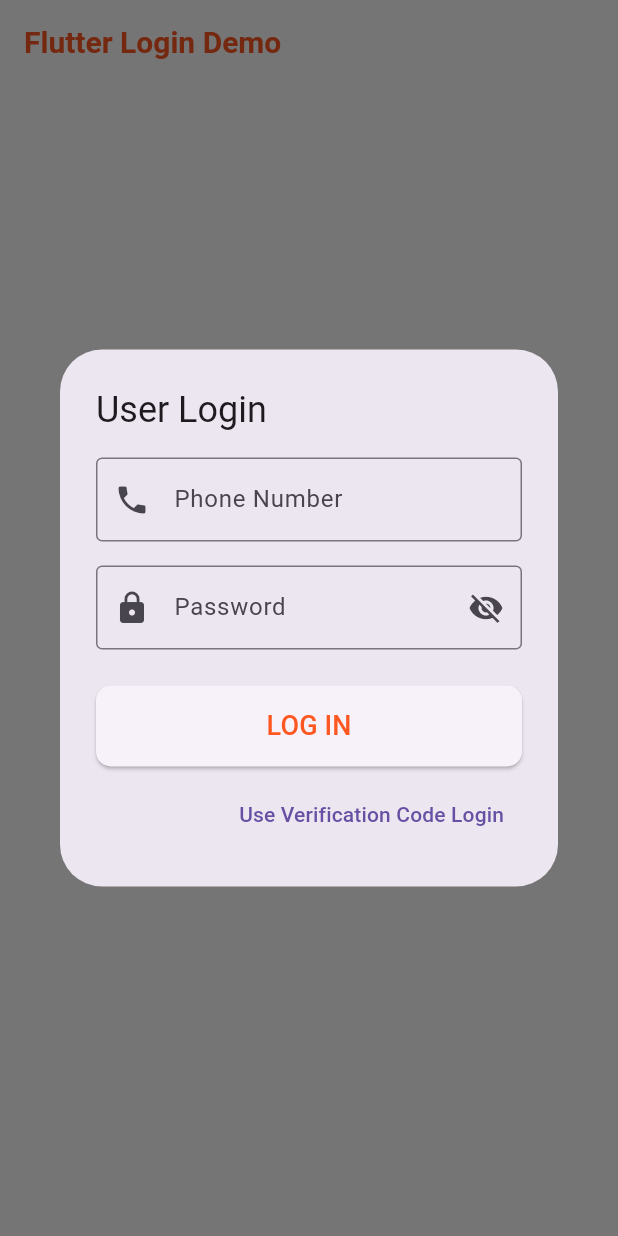
After one commit to veinyyxy/speedfeast, a Flutter app: the HomeScreen screen opened directly, after a tap on "Open Login Dialog", on a phone screen of 412 x 824 dp. The commit adds this screen. Run offline on Flutter 3.47's test engine with Material 3 defaults, Android fonts, the phone set to English and light mode, and no system bars; our stand-ins replace country_picker, device_info_plus, flutter_dotenv, flutter_secure_storage, font_awesome_flutter, intl_phone_field and 3 more; accounts and stored records are empty.

Commit message:
添加登录功能

```diff
--- a/assets/configs/web.json
+++ b/assets/configs/web.json
@@ -1,7 +1,7 @@
 {
   "service":
   {
-    "name": "http://192.168.100.100",
+    "name": "http://192.168.100.103",
     "port": 3000,
     "function":
     {
--- a/lib/Common/service_config.dart
+++ b/lib/Common/service_config.dart
@@ -29,6 +29,10 @@ class ServiceConfig {
     return '$name:$port${function['register']}';
   }
 
+  String getLoginUrl() {
+    return '$name:$port${function['login']}';
+  }
+
   String getImagesRootUrl() {
     return '$name:$port';
   }
@@ -41,4 +45,5 @@ class ServiceConfig {
   String getVerificationCodePath(){return function['sendVerificationCode'];}
   String verifyVerificationCodePath(){return function['verifyVerificationCode'];}
   String getRegisterPath(){return function['register'];}
+  String getLoginPath(){return function['login'];}
 }
--- a/lib/Controller/api_service.dart
+++ b/lib/Controller/api_service.dart
@@ -1,10 +1,7 @@
 // lib/Service/api_service.dart
 import 'dart:convert';
-import 'package:flutter/cupertino.dart';
 import 'package:http/http.dart' as http;
 import 'package:flutter_dotenv/flutter_dotenv.dart'; // 用于获取 HMAC 密钥等
-import 'dart:math';
-import 'package:crypto/crypto.dart';
 import 'package:speedfeast/Security/make_request_header.dart';
 
 // 自定义异常类
--- /dev/null
+++ b/lib/RegisterPage/phone_login_page.dart
@@ -0,0 +1,400 @@
+import 'dart:async';
+import 'package:flutter/material.dart';
+import 'package:provider/provider.dart';
+import '../Controller/service_provider.dart';
+
+// Define the login mode enumeration
+enum LoginMode {
+  password, // Login with password
+  otp, // Login with One-Time Password (Verification Code)
+}
+
+// Function to display the login dialog
+void showLoginDialog(BuildContext context) {
+  showDialog(
+    context: context,
+    builder: (BuildContext context) {
+      return const AlertDialog(
+        // Style is handled externally, so keep it clean here
+        title: Text('User Login'),
+        content: DualModeLoginDialogContent(),
+      );
+    },
+  );
+}
+
+// Core Stateful Widget for the dialog content
+class DualModeLoginDialogContent extends StatefulWidget {
+  const DualModeLoginDialogContent({super.key});
+
+  @override
+  State<DualModeLoginDialogContent> createState() => _DualModeLoginDialogContentState();
+}
+
+class _DualModeLoginDialogContentState extends State<DualModeLoginDialogContent> {
+  // Initial login mode
+  LoginMode _currentMode = LoginMode.password;
+
+  // Text editing controllers
+  final TextEditingController _phoneController = TextEditingController();
+  final TextEditingController _passwordController = TextEditingController();
+  final TextEditingController _otpController = TextEditingController();
+
+  final GlobalKey<FormState> _formKey = GlobalKey<FormState>();
+
+  // State variables
+  bool _isPasswordVisible = false;
+  Timer? _timer;
+  int _countdownSeconds = 60;
+  bool _isSendingOtp = false;
+  bool _isLoggingIn = false;
+  String _errorMessage = '';
+
+  @override
+  void dispose() {
+    _timer?.cancel();
+    _phoneController.dispose();
+    _passwordController.dispose();
+    _otpController.dispose();
+    super.dispose();
+  }
+
+  // Toggle login mode
+  void _toggleLoginMode() {
+    setState(() {
+      _currentMode = _currentMode == LoginMode.password ? LoginMode.otp : LoginMode.password;
+      _errorMessage = ''; // Clear error message on mode switch
+    });
+  }
+
+  // Start countdown timer
+  void _startCountdown() {
+    setState(() {
+      _isSendingOtp = false;
+      _countdownSeconds = 60;
+    });
+
+    _timer = Timer.periodic(const Duration(seconds: 1), (timer) {
+      if (_countdownSeconds == 0) {
+        timer.cancel();
+      } else {
+        setState(() {
+          _countdownSeconds--;
+        });
+      }
+    });
+  }
+
+  // Simulate sending OTP logic
+  void _sendOtp() async {
+    // Prevent sending if countdown is active
+    if (_countdownSeconds > 0 && _countdownSeconds < 60) return;
+
+    if (_formKey.currentState!.validate()) {
+      setState(() {
+        _isSendingOtp = true;
+        _errorMessage = '';
+      });
+
+      // TODO: Replace with actual OTP sending API call
+      await Future.delayed(const Duration(seconds: 2)); // Simulate network delay
+
+      setState(() {
+        _isSendingOtp = false;
+      });
+
+      // Assuming successful sending
+      if (!_isSendingOtp) {
+        _startCountdown();
+      }
+    }
+  }
+
+  void _login() async {
+    if (!_formKey.currentState!.validate()) return;
+
+    setState(() {
+      _isLoggingIn = true;
+      _errorMessage = '';
+    });
+
+    try {
+      bool loginSuccess = false;
+      if (_currentMode == LoginMode.password) {
+        final serviceProvider = context.read<ServiceProvider>();
+        loginSuccess = await serviceProvider.loginUser(
+          cellPhone: _phoneController.text.trim(),
+          password: _passwordController.text,
+        );
+      } else {
+        // TODO: Replace with actual OTP verification API call.
+        await Future.delayed(const Duration(seconds: 2));
+        if (_phoneController.text == '13800000000' && _otpController.text == '654321') {
+          loginSuccess = true;
+        }
+      }
+
+      if (!mounted) return;
+      if (loginSuccess) {
+        Navigator.of(context).pop(true);
+      } else {
+        setState(() {
+          _errorMessage = _currentMode == LoginMode.password
+              ? 'Incorrect phone number or password.'
+              : 'Incorrect phone number or verification code.';
+        });
+      }
+    } catch (e) {
+      if (!mounted) return;
+      setState(() {
+        _errorMessage = 'Login failed. Please try again.';
+      });
+    } finally {
+      if (mounted) {
+        setState(() {
+          _isLoggingIn = false;
+        });
+      }
+    }
+  }
+
+  @override
+  Widget build(BuildContext context) {
+    const double dialogWidth = 300.0;
+
+    return SizedBox(
+      width: dialogWidth,
+      child: Form(
+        key: _formKey,
+        child: Column(
+          mainAxisSize: MainAxisSize.min,
+          children: <Widget>[
+            // 1. Phone Number Input
+            TextFormField(
+              controller: _phoneController,
+              decoration: const InputDecoration(
+                labelText: 'Phone Number',
+                hintText: 'Enter your phone number',
+                prefixIcon: Icon(Icons.phone),
+                border: OutlineInputBorder(),
+              ),
+              keyboardType: TextInputType.phone,
+              validator: (value) {
+                if (value == null || value.isEmpty) {
+                  return 'Phone number cannot be empty.';
+                }
+                if (value.length < 11) {
+                  return 'Please enter a valid phone number.';
+                }
+                return null;
+              },
+            ),
+
+            const SizedBox(height: 16.0),
+
+            // 2. Dynamic Input Field (Password or OTP)
+            if (_currentMode == LoginMode.password)
+            // Password Login Mode
+              TextFormField(
+                controller: _passwordController,
+                obscureText: !_isPasswordVisible,
+                decoration: InputDecoration(
+                  labelText: 'Password',
+                  hintText: 'Enter your password',
+                  prefixIcon: const Icon(Icons.lock),
+                  border: const OutlineInputBorder(),
+                  suffixIcon: IconButton(
+                    icon: Icon(_isPasswordVisible ? Icons.visibility : Icons.visibility_off),
+                    onPressed: () {
+                      setState(() {
+                        _isPasswordVisible = !_isPasswordVisible;
+                      });
+                    },
+                  ),
+                ),
+                validator: (value) {
+                  if (value == null || value.isEmpty) {
+                    return 'Password cannot be empty.';
+                  }
+                  return null;
+                },
+              )
+            else
+            // OTP Login Mode
+              Row(
+                children: <Widget>[
+                  Expanded(
+                    child: TextFormField(
+                      controller: _otpController,
+                      decoration: const InputDecoration(
+                        labelText: 'Verification Code',
+                        hintText: 'Enter the SMS code',
+                        prefixIcon: Icon(Icons.vpn_key),
+                        border: OutlineInputBorder(),
+                      ),
+                      keyboardType: TextInputType.number,
+                      validator: (value) {
+                        if (value == null || value.isEmpty) {
+                          return 'Code cannot be empty.';
+                        }
+                        return null;
+                      },
+                    ),
+                  ),
+                  const SizedBox(width: 8.0),
+                  // Send OTP Button (with countdown)
+                  ElevatedButton(
+                    onPressed: _countdownSeconds == 60 || _countdownSeconds == 0
+                        ? _sendOtp
+                        : null,
+                    child: _isSendingOtp
+                        ? const SizedBox(
+                      width: 20,
+                      height: 20,
+                      child: CircularProgressIndicator(strokeWidth: 2),
+                    )
+                        : Text(_countdownSeconds == 0 || _countdownSeconds == 60
+                        ? 'Send Code'
+                        : 'Resend ($_countdownSeconds s)'),
+                  ),
+                ],
+              ),
+
+            // 3. Error Message
+            if (_errorMessage.isNotEmpty)
+              Padding(
+                padding: const EdgeInsets.only(top: 8.0),
+                child: Text(
+                  _errorMessage,
+                  style: const TextStyle(color: Colors.red),
+                ),
+              ),
+
+            const SizedBox(height: 24.0),
+
+            // 4. Login Button
+            SizedBox(
+              width: double.infinity,
+              child: ElevatedButton(
+                onPressed: _isLoggingIn ? null : _login,
+                style: ElevatedButton.styleFrom(
+                  padding: const EdgeInsets.symmetric(vertical: 14.0),
+                ),
+                child: _isLoggingIn
+                    ? const SizedBox(
+                  width: 24,
+                  height: 24,
+                  child: CircularProgressIndicator(
+                    color: Colors.white,
+                    strokeWidth: 2,
+                  ),
+                )
+                    : const Text(
+                  'LOG IN',
+                  style: TextStyle(fontSize: 18),
+                ),
+              ),
+            ),
+
+            const SizedBox(height: 8.0),
+
+            // 5. Mode Toggle Button
+            Align(
+              alignment: Alignment.centerRight,
+              child: TextButton(
+                onPressed: _isLoggingIn ? null : _toggleLoginMode,
+                child: Text(
+                  _currentMode == LoginMode.password
+                      ? 'Use Verification Code Login'
+                      : 'Use Password Login',
+                ),
+              ),
+            ),
+          ],
+        ),
+      ),
+    );
+  }
+}
+
+// =========================================================
+// 独立测试代码：一个完整的 Flutter 应用
+// =========================================================
+
+void main() {
+  runApp(const MyApp());
+}
+
+class MyApp extends StatelessWidget {
+  const MyApp({super.key});
+
+  @override
+  Widget build(BuildContext context) {
+    return MaterialApp(
+      title: 'Login Dialog Demo',
+      theme: ThemeData(
+        // 全局样式控制
+        primarySwatch: Colors.blue,
+        // 可以统一设置所有 ElevatedButton 的样式
+        elevatedButtonTheme: ElevatedButtonThemeData(
+          style: ElevatedButton.styleFrom(
+            shape: RoundedRectangleBorder(
+              borderRadius: BorderRadius.circular(8),
+            ),
+          ),
+        ),
+        // 可以统一设置所有 TextFormField 的样式
+        inputDecorationTheme: InputDecorationTheme(
+          filled: true,
+          fillColor: Colors.grey.shade50,
+          contentPadding: const EdgeInsets.symmetric(horizontal: 16, vertical: 12),
+          border: OutlineInputBorder(
+            borderRadius: BorderRadius.circular(8),
+            borderSide: BorderSide.none,
+          ),
+          focusedBorder: OutlineInputBorder(
+            borderRadius: BorderRadius.circular(8),
+            borderSide: const BorderSide(color: Colors.blue, width: 2),
+          ),
+        ),
+        useMaterial3: false,
+      ),
+      home: const HomeScreen(),
+    );
+  }
+}
+
+class HomeScreen extends StatelessWidget {
+  const HomeScreen({super.key});
+
+  @override
+  Widget build(BuildContext context) {
+    return Scaffold(
+      appBar: AppBar(title: const Text('Flutter Login Demo')),
+      body: Center(
+        child: ElevatedButton(
+          onPressed: () async {
+            // Display the login dialog and wait for the result
+            final result = await showDialog<bool>(
+              context: context,
+              builder: (context) => const AlertDialog(
+                title: Text('User Login'),
+                content: DualModeLoginDialogContent(),
+              ),
+            );
+
+            // Handle the login result
+            String message = result == true ? 'Login Successful!' : 'Login Cancelled or Failed.';
+
+            if (context.mounted) {
+              ScaffoldMessenger.of(context).showSnackBar(
+                SnackBar(content: Text(message)),
+              );
+            }
+          },
+          child: const Text('Open Login Dialog'),
+        ),
+      ),
+    );
+  }
+}
--- a/lib/RegisterPage/verification_page.dart
+++ b/lib/RegisterPage/verification_page.dart
@@ -177,7 +177,7 @@ class _VerificationPageState extends State<VerificationPage> {
           widget.type, resData: _tokenInfo = {});
       if(res){
         String testToken = _tokenInfo!['token'];
-        serviceProvider.loginUser(testToken);
+        serviceProvider.saveUserToken(testToken);
         debugPrint('Token: $testToken');
         _successMessage = 'Verification successful!';
       }
--- a/lib/main.dart
+++ b/lib/main.dart
@@ -2,7 +2,6 @@ import 'package:flutter/material.dart';
 import 'package:provider/provider.dart';
 import 'package:flutter_dotenv/flutter_dotenv.dart';
 import '../Controller/service_provider.dart';
-import '../Controller/token_refresher.dart';
 
 import 'home_page_exclusive2.dart';
 import 'OrderPage/order_list_page.dart';
@@ -126,7 +125,7 @@ class MyApp extends StatelessWidget {
             return BaseInfoPage(phoneNumber, emailAddress);
           }
           return const Text('Error: Invalid arguments for BaseInfoPage');
-        }
+        },
       },
       initialRoute: '/',
     );
```
Also changed, not shown: lib/Controller/service_provider.dart (+57 -1 lines), lib/MoreMenu/more_main_menu.dart (+19 -18 lines), lib/home_page_exclusive2.dart (+16 -6 lines).
